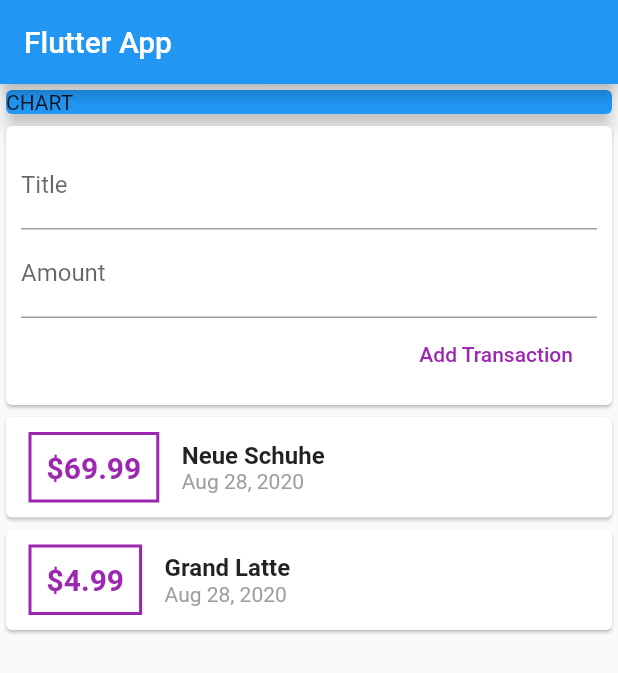
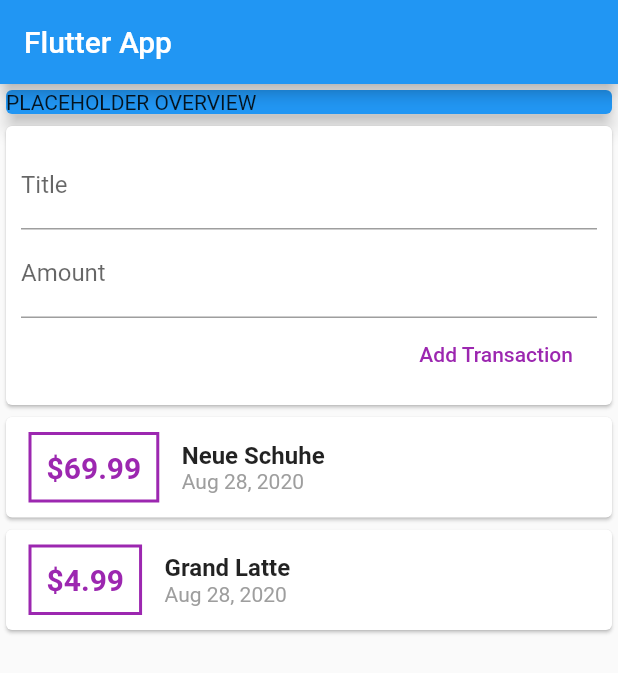
Before and after one commit to GianRathgeb/ExpensePlanner, a Flutter app: the screen it shows after launch, after a tap on "Add Transaction", on a phone screen of 412 x 824 dp. Shown: the top 673 px of the screen. Run offline on Flutter 3.47's test engine with Material 2 defaults, Android fonts, the phone set to English and light mode, and no system bars.

Commit message:
Transactions transformed to ListView User input updated (validation etc.)

```diff
--- a/lib/main.dart
+++ b/lib/main.dart
@@ -22,7 +22,8 @@ class MyHomePage extends StatelessWidget {
       appBar: AppBar(
         title: Text('Flutter App'),
       ),
-      body: Column(
+      body: SingleChildScrollView(
+        child: Column(
           //mainAxisAlignment: MainAxisAlignment.spaceAround,
           crossAxisAlignment: CrossAxisAlignment.stretch,
           children: <Widget>[
@@ -31,12 +32,13 @@ class MyHomePage extends StatelessWidget {
               child: Card(
                 elevation: 5,
                 color: Colors.blue,
-              child: Text("CHART"),
+                child: Text("PLACEHOLDER OVERVIEW"),
               ),
             ),
             UserTransaction(),
           ],
         ),
+      ),
     );
   }
 }
--- a/lib/widgets/new_transactions.dart
+++ b/lib/widgets/new_transactions.dart
@@ -6,6 +6,18 @@ class NewTransaction extends StatelessWidget {
   final amountController = TextEditingController();
 
   NewTransaction(this.addTx);
+
+  void submitData() {
+    final enteredTitle = titelController.text;
+    final enteredAMount = double.parse(amountController.text);
+    if (enteredTitle.isEmpty || enteredAMount <= 0){
+      return;
+    }
+    addTx(
+      titelController.text,
+      double.parse(amountController.text),
+    );
+  }
 
   @override
   Widget build(BuildContext context) {
@@ -18,22 +30,21 @@ class NewTransaction extends StatelessWidget {
             TextField(
               decoration: InputDecoration(labelText: 'Title'),
               controller: titelController,
+              onSubmitted: (_) => submitData(),
               //onChanged: (val) => titleInput = val,
             ),
             TextField(
               decoration: InputDecoration(labelText: 'Amount'),
               controller: amountController,
+              keyboardType: TextInputType.number,
+              onSubmitted: (_) => submitData(),
+              // Keyboard for IOs: TextInputType.numberWithOptions(decimal:true)
               //onChanged: (val) => amountInput = val,
             ),
             FlatButton(
               child: Text('Add Transaction'),
               textColor: Colors.purple,
-              onPressed: () {
-                addTx(
-                  titelController.text,
-                  double.parse(amountController.text),
-                );
-              },
+              onPressed: submitData,
             )
           ],
         ),
--- a/lib/widgets/transaction_list.dart
+++ b/lib/widgets/transaction_list.dart
@@ -4,12 +4,15 @@ import 'package:intl/intl.dart';
 
 class TransactionList extends StatelessWidget {
   final List<Transaction> transactions;
+
   TransactionList(this.transactions);
 
   @override
   Widget build(BuildContext context) {
-    return Column(
-      children: transactions.map((tx) {
+    return Container(
+      height: 300,
+      child: ListView.builder(
+        itemBuilder: (ctx, index) {
           return Card(
             child: Row(
               children: <Widget>[
@@ -26,7 +29,7 @@ class TransactionList extends StatelessWidget {
                   ),
                   padding: EdgeInsets.all(10),
                   child: Text(
-                  '\$${tx.amount}',
+                    '\$${transactions[index].amount.toStringAsFixed(2)}',
                     style: TextStyle(
                       fontWeight: FontWeight.bold,
                       fontSize: 20,
@@ -38,11 +41,12 @@ class TransactionList extends StatelessWidget {
                   crossAxisAlignment: CrossAxisAlignment.start,
                   children: <Widget>[
                     Text(
-                    tx.title,
-                    style: TextStyle(fontSize: 16, fontWeight: FontWeight.bold),
+                      transactions[index].title,
+                      style:
+                          TextStyle(fontSize: 16, fontWeight: FontWeight.bold),
                     ),
                     Text(
-                    DateFormat.yMMMd().format(tx.date),
+                      DateFormat.yMMMd().format(transactions[index].date),
                       style: TextStyle(color: Colors.grey),
                     ),
                   ],
@@ -50,7 +54,9 @@ class TransactionList extends StatelessWidget {
               ],
             ),
           );
-      }).toList(),
+        },
+        itemCount: transactions.length,
+      ),
     );
   }
 }
```
Lines whose indentation alone changed are shown as unchanged.
